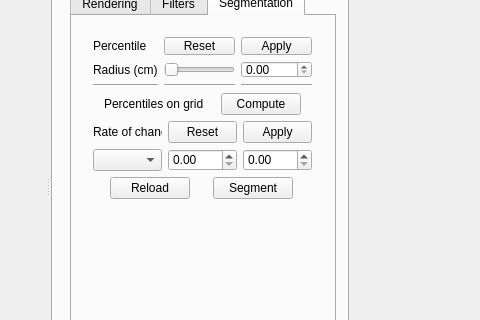
This is src/OpenInfraPlatform/Forms/MainWindow.ui in tumcms/Open-Infra-Platform as Qt 5 draws it before an edit; both pictures show x 273 to 753 and y 114 to 434 of the 947 by 573 pixel window. The edited form follows.
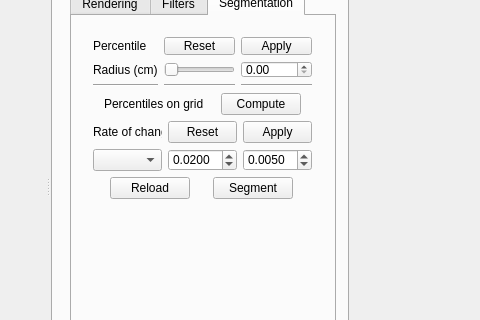
This is the edited form. Icons and pictures are not drawn.

```diff
--- a/src/OpenInfraPlatform/Forms/MainWindow.ui
+++ b/src/OpenInfraPlatform/Forms/MainWindow.ui
@@ -929,10 +929,30 @@
               <widget class="QComboBox" name="comboBoxRateOfChangeDimension"/>
              </item>
              <item row="1" column="1">
-              <widget class="QDoubleSpinBox" name="doubleSpinBoxRateOfChangeNeighbourDistance"/>
+              <widget class="QDoubleSpinBox" name="doubleSpinBoxRateOfChangeNeighbourDistance">
+               <property name="decimals">
+                <number>4</number>
+               </property>
+               <property name="singleStep">
+                <double>0.010000000000000</double>
+               </property>
+               <property name="value">
+                <double>0.020000000000000</double>
+               </property>
+              </widget>
              </item>
              <item row="1" column="2">
-              <widget class="QDoubleSpinBox" name="doubleSpinBoxRateOfChangeMaxDiff"/>
+              <widget class="QDoubleSpinBox" name="doubleSpinBoxRateOfChangeMaxDiff">
+               <property name="decimals">
+                <number>4</number>
+               </property>
+               <property name="singleStep">
+                <double>0.001000000000000</double>
+               </property>
+               <property name="value">
+                <double>0.005000000000000</double>
+               </property>
+              </widget>
              </item>
             </layout>
            </item>
```
